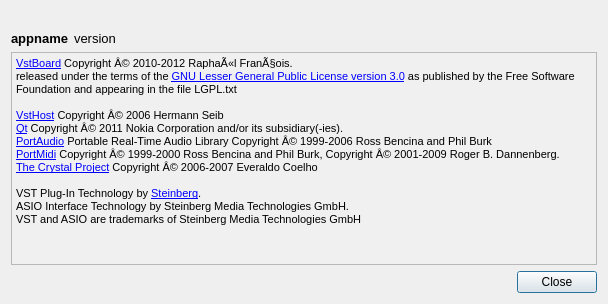
The window that src/common/views/aboutdialog.ui (CtrlBrk/vstboard) describes before a commit, drawn with Qt 5.
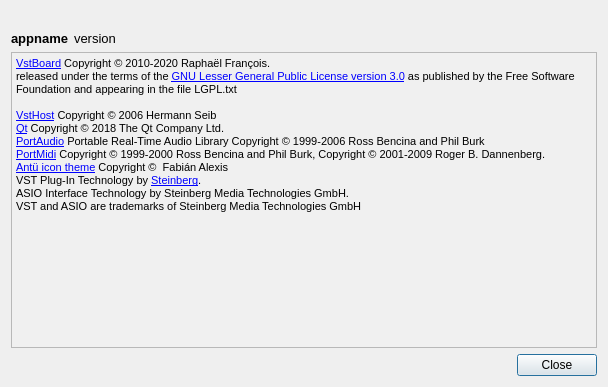
The same window after the commit. Icons and pictures are not drawn.

The edit to the form file:
```diff
--- a/src/common/views/aboutdialog.ui
+++ b/src/common/views/aboutdialog.ui
@@ -7,7 +7,7 @@
     <x>0</x>
     <y>0</y>
     <width>608</width>
-    <height>304</height>
+    <height>387</height>
    </rect>
   </property>
   <property name="sizePolicy">
@@ -137,18 +137,17 @@
 &lt;html&gt;&lt;head&gt;&lt;meta name=&quot;qrichtext&quot; content=&quot;1&quot; /&gt;&lt;style type=&quot;text/css&quot;&gt;
 p, li { white-space: pre-wrap; }
 &lt;/style&gt;&lt;/head&gt;&lt;body style=&quot; font-family:'MS Shell Dlg 2'; font-size:8.25pt; font-weight:400; font-style:normal;&quot;&gt;
-&lt;p style=&quot; margin-top:0px; margin-bottom:0px; margin-left:0px; margin-right:0px; -qt-block-indent:0; text-indent:0px;&quot;&gt;&lt;a href=&quot;http://vstboard.blogspot.com/&quot;&gt;&lt;span style=&quot; font-size:8pt; text-decoration: underline; color:#0000ff;&quot;&gt;VstBoard&lt;/span&gt;&lt;/a&gt;&lt;span style=&quot; font-size:8pt; color:#000000;&quot;&gt; Copyright Â© 2010-2012 RaphaÃ«l FranÃ§ois. &lt;/span&gt;&lt;/p&gt;
-&lt;p style=&quot; margin-top:0px; margin-bottom:0px; margin-left:0px; margin-right:0px; -qt-block-indent:0; text-indent:0px;&quot;&gt;&lt;span style=&quot; font-size:8pt; color:#000000;&quot;&gt;released under the terms of the &lt;/span&gt;&lt;a href=&quot;http://www.gnu.org/licenses/lgpl.html&quot;&gt;&lt;span style=&quot; font-size:8pt; text-decoration: underline; color:#0000ff;&quot;&gt;GNU Lesser General Public License version 3.0&lt;/span&gt;&lt;/a&gt;&lt;span style=&quot; font-size:8pt; color:#000000;&quot;&gt; as published by the Free Software Foundation and appearing in the file LGPL.txt&lt;/span&gt;&lt;/p&gt;
-&lt;p style=&quot;-qt-paragraph-type:empty; margin-top:0px; margin-bottom:0px; margin-left:0px; margin-right:0px; -qt-block-indent:0; text-indent:0px; font-size:8pt;&quot;&gt;&lt;/p&gt;
-&lt;p style=&quot; margin-top:0px; margin-bottom:0px; margin-left:0px; margin-right:0px; -qt-block-indent:0; text-indent:0px;&quot;&gt;&lt;a href=&quot;http://www.hermannseib.com/&quot;&gt;&lt;span style=&quot; font-size:8pt; text-decoration: underline; color:#0000ff;&quot;&gt;VstHost&lt;/span&gt;&lt;/a&gt;&lt;span style=&quot; font-size:8pt; color:#000000;&quot;&gt; Copyright Â© 2006 Hermann Seib&lt;/span&gt;&lt;/p&gt;
-&lt;p style=&quot; margin-top:0px; margin-bottom:0px; margin-left:0px; margin-right:0px; -qt-block-indent:0; text-indent:0px;&quot;&gt;&lt;a href=&quot;http://qt.nokia.com&quot;&gt;&lt;span style=&quot; font-size:8pt; text-decoration: underline; color:#0000ff;&quot;&gt;Qt&lt;/span&gt;&lt;/a&gt;&lt;span style=&quot; font-size:8pt; color:#000000;&quot;&gt; Copyright Â© 2011 Nokia Corporation and/or its subsidiary(-ies).&lt;/span&gt;&lt;/p&gt;
-&lt;p style=&quot; margin-top:0px; margin-bottom:0px; margin-left:0px; margin-right:0px; -qt-block-indent:0; text-indent:0px;&quot;&gt;&lt;a href=&quot;http://www.portaudio.com&quot;&gt;&lt;span style=&quot; font-size:8pt; text-decoration: underline; color:#0000ff;&quot;&gt;PortAudio&lt;/span&gt;&lt;/a&gt;&lt;span style=&quot; font-size:8pt; color:#000000;&quot;&gt; Portable Real-Time Audio Library Copyright Â© 1999-2006 Ross Bencina and Phil Burk&lt;/span&gt;&lt;/p&gt;
-&lt;p style=&quot; margin-top:0px; margin-bottom:0px; margin-left:0px; margin-right:0px; -qt-block-indent:0; text-indent:0px;&quot;&gt;&lt;a href=&quot;http://sourceforge.net/projects/portmedia&quot;&gt;&lt;span style=&quot; font-size:8pt; text-decoration: underline; color:#0000ff;&quot;&gt;PortMidi&lt;/span&gt;&lt;/a&gt;&lt;span style=&quot; font-size:8pt; color:#000000;&quot;&gt; Copyright Â© 1999-2000 Ross Bencina and Phil Burk, Copyright Â© 2001-2009 Roger B. Dannenberg.&lt;/span&gt;&lt;/p&gt;
-&lt;p style=&quot; margin-top:0px; margin-bottom:0px; margin-left:0px; margin-right:0px; -qt-block-indent:0; text-indent:0px;&quot;&gt;&lt;a href=&quot;http://www.everaldo.com/crystal&quot;&gt;&lt;span style=&quot; font-size:8pt; text-decoration: underline; color:#0000ff;&quot;&gt;The Crystal Project&lt;/span&gt;&lt;/a&gt;&lt;span style=&quot; font-size:8pt; color:#000000;&quot;&gt; Copyright Â© 2006-2007 Everaldo Coelho&lt;/span&gt;&lt;/p&gt;
-&lt;p style=&quot;-qt-paragraph-type:empty; margin-top:0px; margin-bottom:0px; margin-left:0px; margin-right:0px; -qt-block-indent:0; text-indent:0px; font-size:8pt;&quot;&gt;&lt;/p&gt;
-&lt;p style=&quot; margin-top:0px; margin-bottom:0px; margin-left:0px; margin-right:0px; -qt-block-indent:0; text-indent:0px;&quot;&gt;&lt;span style=&quot; font-family:'Geneva,Arial,Helvetica,sans-serif'; font-size:8pt; color:#000000;&quot;&gt;VST Plug-In Technology by &lt;/span&gt;&lt;a href=&quot;http://www.steinberg.net&quot;&gt;&lt;span style=&quot; font-size:8pt; text-decoration: underline; color:#0000ff;&quot;&gt;Steinberg&lt;/span&gt;&lt;/a&gt;&lt;span style=&quot; font-family:'Geneva,Arial,Helvetica,sans-serif'; font-size:8pt; color:#000000;&quot;&gt;.&lt;/span&gt;&lt;/p&gt;
-&lt;p style=&quot; margin-top:0px; margin-bottom:0px; margin-left:0px; margin-right:0px; -qt-block-indent:0; text-indent:0px;&quot;&gt;&lt;span style=&quot; font-family:'Geneva,Arial,Helvetica,sans-serif'; font-size:8pt; color:#000000;&quot;&gt;ASIO Interface Technology by Steinberg Media Technologies GmbH.&lt;/span&gt;&lt;/p&gt;
-&lt;p style=&quot; margin-top:0px; margin-bottom:0px; margin-left:0px; margin-right:0px; -qt-block-indent:0; text-indent:0px;&quot;&gt;&lt;span style=&quot; font-family:'Geneva,Arial,Helvetica,sans-serif'; font-size:8pt; color:#000000;&quot;&gt;VST and ASIO are trademarks of Steinberg Media Technologies GmbH&lt;/span&gt;&lt;/p&gt;&lt;/body&gt;&lt;/html&gt;</string>
+&lt;p style=&quot; margin-top:0px; margin-bottom:0px; margin-left:0px; margin-right:0px; -qt-block-indent:0; text-indent:0px;&quot;&gt;&lt;a href=&quot;http://vstboard.blogspot.com/&quot;&gt;&lt;span style=&quot; font-size:8pt; text-decoration: underline; color:#0000ff;&quot;&gt;VstBoard&lt;/span&gt;&lt;/a&gt;&lt;span style=&quot; font-size:8pt;&quot;&gt; Copyright © 2010-2020 Raphaël François. &lt;/span&gt;&lt;/p&gt;
+&lt;p style=&quot; margin-top:0px; margin-bottom:0px; margin-left:0px; margin-right:0px; -qt-block-indent:0; text-indent:0px;&quot;&gt;&lt;span style=&quot; font-size:8pt;&quot;&gt;released under the terms of the &lt;/span&gt;&lt;a href=&quot;http://www.gnu.org/licenses/lgpl.html&quot;&gt;&lt;span style=&quot; font-size:8pt; text-decoration: underline; color:#0000ff;&quot;&gt;GNU Lesser General Public License version 3.0&lt;/span&gt;&lt;/a&gt;&lt;span style=&quot; font-size:8pt;&quot;&gt; as published by the Free Software Foundation and appearing in the file LGPL.txt&lt;/span&gt;&lt;/p&gt;
+&lt;p style=&quot;-qt-paragraph-type:empty; margin-top:0px; margin-bottom:0px; margin-left:0px; margin-right:0px; -qt-block-indent:0; text-indent:0px; font-size:8pt;&quot;&gt;&lt;br /&gt;&lt;/p&gt;
+&lt;p style=&quot; margin-top:0px; margin-bottom:0px; margin-left:0px; margin-right:0px; -qt-block-indent:0; text-indent:0px;&quot;&gt;&lt;a href=&quot;http://www.hermannseib.com/&quot;&gt;&lt;span style=&quot; font-size:8pt; text-decoration: underline; color:#0000ff;&quot;&gt;VstHost&lt;/span&gt;&lt;/a&gt;&lt;span style=&quot; font-size:8pt;&quot;&gt; Copyright © 2006 Hermann Seib&lt;/span&gt;&lt;/p&gt;
+&lt;p style=&quot; margin-top:0px; margin-bottom:0px; margin-left:0px; margin-right:0px; -qt-block-indent:0; text-indent:0px;&quot;&gt;&lt;a href=&quot;http://qt.nokia.com&quot;&gt;&lt;span style=&quot; font-size:8pt; text-decoration: underline; color:#0000ff;&quot;&gt;Qt&lt;/span&gt;&lt;/a&gt;&lt;span style=&quot; font-size:8pt;&quot;&gt; Copyright © 2018 The Qt Company Ltd.&lt;/span&gt;&lt;/p&gt;
+&lt;p style=&quot; margin-top:0px; margin-bottom:0px; margin-left:0px; margin-right:0px; -qt-block-indent:0; text-indent:0px;&quot;&gt;&lt;a href=&quot;http://www.portaudio.com&quot;&gt;&lt;span style=&quot; font-size:8pt; text-decoration: underline; color:#0000ff;&quot;&gt;PortAudio&lt;/span&gt;&lt;/a&gt;&lt;span style=&quot; font-size:8pt;&quot;&gt; Portable Real-Time Audio Library Copyright © 1999-2006 Ross Bencina and Phil Burk&lt;/span&gt;&lt;/p&gt;
+&lt;p style=&quot; margin-top:0px; margin-bottom:0px; margin-left:0px; margin-right:0px; -qt-block-indent:0; text-indent:0px;&quot;&gt;&lt;a href=&quot;http://sourceforge.net/projects/portmedia&quot;&gt;&lt;span style=&quot; font-size:8pt; text-decoration: underline; color:#0000ff;&quot;&gt;PortMidi&lt;/span&gt;&lt;/a&gt;&lt;span style=&quot; font-size:8pt;&quot;&gt; Copyright © 1999-2000 Ross Bencina and Phil Burk, Copyright © 2001-2009 Roger B. Dannenberg.&lt;/span&gt;&lt;/p&gt;
+&lt;p style=&quot; margin-top:0px; margin-bottom:0px; margin-left:0px; margin-right:0px; -qt-block-indent:0; text-indent:0px;&quot;&gt;&lt;a href=&quot;https://github.com/fabianalexisinostroza&quot;&gt;&lt;span style=&quot; font-size:8pt; text-decoration: underline; color:#0000ff;&quot;&gt;Antü icon theme&lt;/span&gt;&lt;/a&gt;&lt;span style=&quot; font-size:8pt;&quot;&gt; Copyright ©  Fabián Alexis&lt;/span&gt;&lt;/p&gt;
+&lt;p style=&quot; margin-top:0px; margin-bottom:0px; margin-left:0px; margin-right:0px; -qt-block-indent:0; text-indent:0px;&quot;&gt;&lt;span style=&quot; font-size:8pt;&quot;&gt;VST Plug-In Technology by &lt;/span&gt;&lt;a href=&quot;http://www.steinberg.net&quot;&gt;&lt;span style=&quot; font-size:8pt; text-decoration: underline; color:#0000ff;&quot;&gt;Steinberg&lt;/span&gt;&lt;/a&gt;&lt;span style=&quot; font-size:8pt;&quot;&gt;.&lt;/span&gt;&lt;/p&gt;
+&lt;p style=&quot; margin-top:0px; margin-bottom:0px; margin-left:0px; margin-right:0px; -qt-block-indent:0; text-indent:0px;&quot;&gt;&lt;span style=&quot; font-size:8pt;&quot;&gt;ASIO Interface Technology by Steinberg Media Technologies GmbH.&lt;/span&gt;&lt;/p&gt;
+&lt;p style=&quot; margin-top:0px; margin-bottom:0px; margin-left:0px; margin-right:0px; -qt-block-indent:0; text-indent:0px;&quot;&gt;&lt;span style=&quot; font-size:8pt;&quot;&gt;VST and ASIO are trademarks of Steinberg Media Technologies GmbH&lt;/span&gt;&lt;/p&gt;&lt;/body&gt;&lt;/html&gt;</string>
      </property>
      <property name="textInteractionFlags">
       <set>Qt::LinksAccessibleByKeyboard|Qt::LinksAccessibleByMouse</set>
```
Left out of the diff: 1 changed line with no effect on the pictures.
